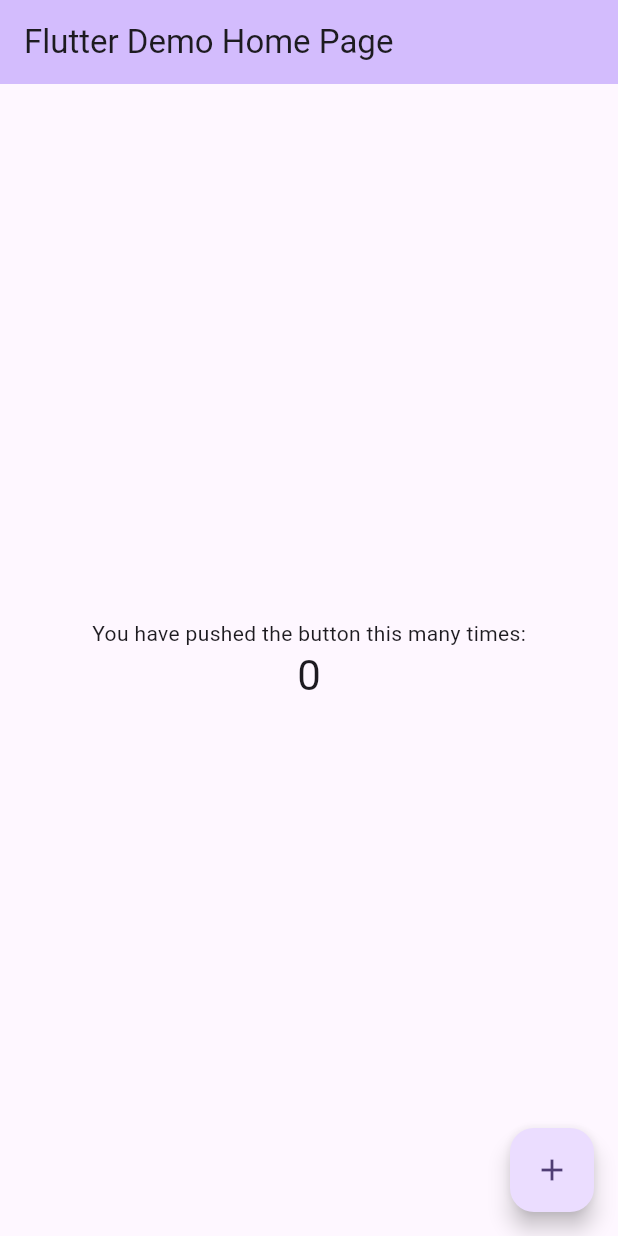
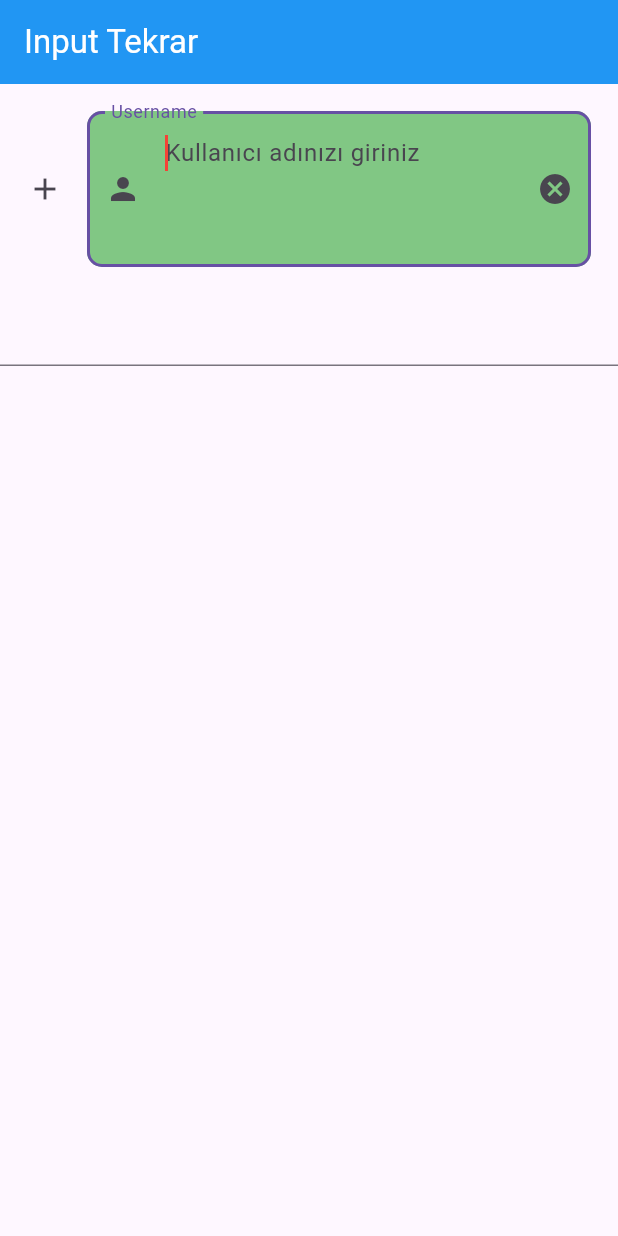
Before and after one commit to YusufBerkez/inputtekrar, a Flutter app: the screen it shows after launch, on a phone screen of 412 x 824 dp. Run offline on Flutter 3.47's test engine with Material 3 defaults, Android fonts, the phone set to English and light mode, and no system bars.

Commit message:
focusnode eklendi

```diff
--- a/lib/main.dart
+++ b/lib/main.dart
@@ -7,116 +7,108 @@ void main() {
 class MyApp extends StatelessWidget {
   const MyApp({super.key});
 
-  // This widget is the root of your application.
   @override
   Widget build(BuildContext context) {
-    return MaterialApp(
-      title: 'Flutter Demo',
-      theme: ThemeData(
-        // This is the theme of your application.
-        //
-        // TRY THIS: Try running your application with "flutter run". You'll see
-        // the application has a purple toolbar. Then, without quitting the app,
-        // try changing the seedColor in the colorScheme below to Colors.green
-        // and then invoke "hot reload" (save your changes or press the "hot
-        // reload" button in a Flutter-supported IDE, or press "r" if you used
-        // the command line to start the app).
-        //
-        // Notice that the counter didn't reset back to zero; the application
-        // state is not lost during the reload. To reset the state, use hot
-        // restart instead.
-        //
-        // This works for code too, not just values: Most code changes can be
-        // tested with just a hot reload.
-        colorScheme: ColorScheme.fromSeed(seedColor: Colors.deepPurple),
+    return MaterialApp(debugShowCheckedModeBanner: false, home: MyProject());
+  }
+}
+
+class MyProject extends StatelessWidget {
+  const MyProject({super.key});
+
+  @override
+  Widget build(BuildContext context) {
+    return Scaffold(
+      appBar: AppBar(
+        title: Text("Input Tekrar"),
+        backgroundColor: Colors.blue,
+        foregroundColor: Colors.white,
       ),
-      home: const MyHomePage(title: 'Flutter Demo Home Page'),
+      body: TextFieldWidgetKullanimi(),
     );
   }
 }
 
-class MyHomePage extends StatefulWidget {
-  const MyHomePage({super.key, required this.title});
-
-  // This widget is the home page of your application. It is stateful, meaning
-  // that it has a State object (defined below) that contains fields that affect
-  // how it looks.
-
-  // This class is the configuration for the state. It holds the values (in this
-  // case the title) provided by the parent (in this case the App widget) and
-  // used by the build method of the State. Fields in a Widget subclass are
-  // always marked "final".
-
-  final String title;
+class TextFieldWidgetKullanimi extends StatefulWidget {
+  const TextFieldWidgetKullanimi({super.key});
 
   @override
-  State<MyHomePage> createState() => _MyHomePageState();
+  State<TextFieldWidgetKullanimi> createState() =>
+      _TextFieldWidgetKullanimiState();
 }
 
-class _MyHomePageState extends State<MyHomePage> {
-  int _counter = 0;
+class _TextFieldWidgetKullanimiState extends State<TextFieldWidgetKullanimi> {
+  late TextEditingController _emailController;
+  late FocusNode _focusNode;
+  int maxLineCount = 1;
 
-  void _incrementCounter() {
-    setState(() {
-      // This call to setState tells the Flutter framework that something has
-      // changed in this State, which causes it to rerun the build method below
-      // so that the display can reflect the updated values. If we changed
-      // _counter without calling setState(), then the build method would not be
-      // called again, and so nothing would appear to happen.
-      _counter++;
+  @override
+  void initState() {
+    super.initState(); //önce bunun oluşması için
+    _emailController = TextEditingController(
+      // text: "yusufberke1906@gmail.com",
+    ); //bunu alta koyarız
+    _focusNode = FocusNode();
+    _focusNode.addListener(() {
+      setState(() {
+        maxLineCount = _focusNode.hasFocus ? 3 : 1;
+      });
     });
   }
 
   @override
+  void dispose() {
+    _emailController
+        .dispose(); //Önce bunu kapatmak istediğimiz için öne koyduk super.dispose() önüne koyduk
+    super.dispose();
+  }
+
+  @override
   Widget build(BuildContext context) {
-    // This method is rerun every time setState is called, for instance as done
-    // by the _incrementCounter method above.
-    //
-    // The Flutter framework has been optimized to make rerunning build methods
-    // fast, so that you can just rebuild anything that needs updating rather
-    // than having to individually change instances of widgets.
-    return Scaffold(
-      appBar: AppBar(
-        // TRY THIS: Try changing the color here to a specific color (to
-        // Colors.amber, perhaps?) and trigger a hot reload to see the AppBar
-        // change color while the other colors stay the same.
-        backgroundColor: Theme.of(context).colorScheme.inversePrimary,
-        // Here we take the value from the MyHomePage object that was created by
-        // the App.build method, and use it to set our appbar title.
-        title: Text(widget.title),
-      ),
-      body: Center(
-        // Center is a layout widget. It takes a single child and positions it
-        // in the middle of the parent.
-        child: Column(
-          // Column is also a layout widget. It takes a list of children and
-          // arranges them vertically. By default, it sizes itself to fit its
-          // children horizontally, and tries to be as tall as its parent.
-          //
-          // Column has various properties to control how it sizes itself and
-          // how it positions its children. Here we use mainAxisAlignment to
-          // center the children vertically; the main axis here is the vertical
-          // axis because Columns are vertical (the cross axis would be
-          // horizontal).
-          //
-          // TRY THIS: Invoke "debug painting" (choose the "Toggle Debug Paint"
-          // action in the IDE, or press "p" in the console), to see the
-          // wireframe for each widget.
-          mainAxisAlignment: MainAxisAlignment.center,
-          children: <Widget>[
-            const Text('You have pushed the button this many times:'),
-            Text(
-              '$_counter',
-              style: Theme.of(context).textTheme.headlineMedium,
+    return Column(
+      children: [
+        Padding(
+          padding: const EdgeInsets.all(18.0),
+          child: TextField(
+            focusNode: _focusNode,
+            controller: _emailController,
+            //Açılacak olan klavye türü
+            keyboardType: TextInputType.emailAddress,
+            //Klavyedeki(Android) ana butonunun ne olacağı
+            textInputAction: TextInputAction.done,
+
+            //Seçili gelme olayı
+            autofocus: true,
+            //Satır sayısı
+            maxLines: maxLineCount,
+            //Girilecek karakter sayısı (TC)
+            //İmleç rengi
+            cursorColor: Colors.red,
+            decoration: InputDecoration(
+              //Kayan bilgi yazısı
+              labelText: "Username",
+              //İpucu
+              hintText: "Kullanıcı adınızı giriniz",
+              icon: Icon(Icons.add),
+              //Sol tarafa eklenen icon
+              prefixIcon: Icon(Icons.person),
+              //Sağ taraf iconu
+              suffixIcon: Icon(Icons.cancel),
+              border: OutlineInputBorder(
+                borderRadius: BorderRadius.circular(10),
+              ),
+              //Arka plan rengi verme izni
+              filled: true,
+              fillColor: Colors.green.shade300,
             ),
-          ],
+            //Klavye ile yapılan her değişikliği algılar
+            onChanged: (String gelenDeger) {},
+            //Klavyedeki done tuşuna basınca çalışır ya da fiel dan çıkınca
+            onSubmitted: (String gelenDeger) {},
+          ),
         ),
-      ),
-      floatingActionButton: FloatingActionButton(
-        onPressed: _incrementCounter,
-        tooltip: 'Increment',
-        child: const Icon(Icons.add),
-      ), // This trailing comma makes auto-formatting nicer for build methods.
+        TextField(),
+      ],
     );
   }
 }
```
